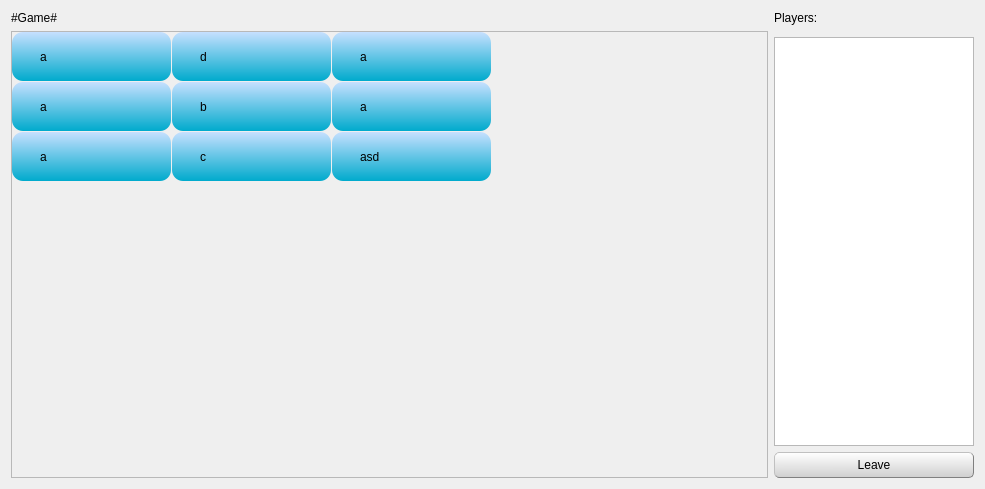
Before: the Qt Designer form QTClient/ui/GameWidget.ui in stapelberg/vsy-bullshit, drawn with Qt 5.
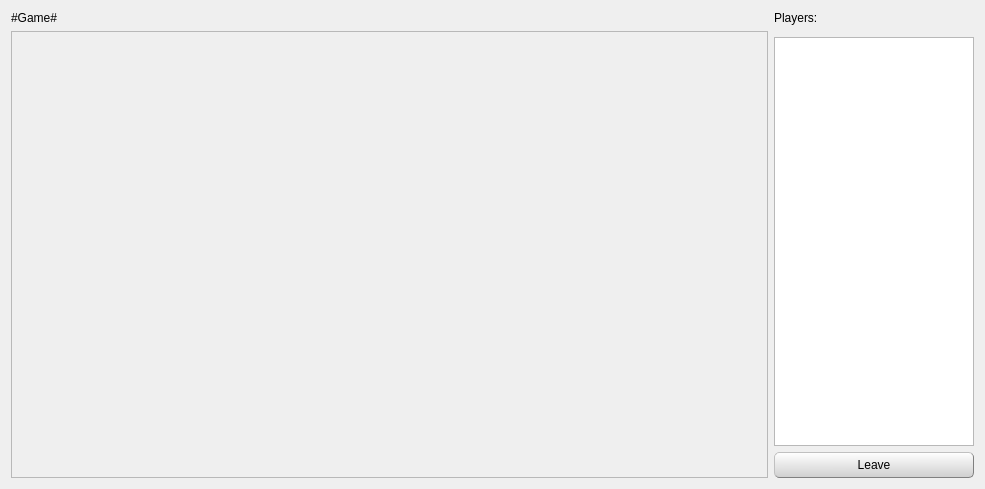
After: the same form once the commit is applied.

Commit message: Dynamic Game sizes are now working.

What changed in the file:
```diff
--- a/QTClient/ui/GameWidget.ui
+++ b/QTClient/ui/GameWidget.ui
@@ -181,90 +181,6 @@
         <attribute name="verticalHeaderDefaultSectionSize">
          <number>50</number>
         </attribute>
-        <row>
-         <property name="text">
-          <string>New Row</string>
-         </property>
-        </row>
-        <row>
-         <property name="text">
-          <string>New Row</string>
-         </property>
-        </row>
-        <row>
-         <property name="text">
-          <string>New Row</string>
-         </property>
-        </row>
-        <column>
-         <property name="text">
-          <string>New Column</string>
-         </property>
-        </column>
-        <column>
-         <property name="text">
-          <string>New Column</string>
-         </property>
-        </column>
-        <column>
-         <property name="text">
-          <string>New Column</string>
-         </property>
-        </column>
-        <item row="0" column="0">
-         <property name="text">
-          <string>a</string>
-         </property>
-         <property name="flags">
-          <set>ItemIsDragEnabled|ItemIsUserCheckable|ItemIsEnabled</set>
-         </property>
-        </item>
-        <item row="0" column="1">
-         <property name="text">
-          <string>d</string>
-         </property>
-        </item>
-        <item row="0" column="2">
-         <property name="text">
-          <string>a</string>
-         </property>
-         <property name="flags">
-          <set>ItemIsEnabled</set>
-         </property>
-        </item>
-        <item row="1" column="0">
-         <property name="text">
-          <string>a</string>
-         </property>
-        </item>
-        <item row="1" column="1">
-         <property name="text">
-          <string>b</string>
-         </property>
-        </item>
-        <item row="1" column="2">
-         <property name="text">
-          <string>a</string>
-         </property>
-        </item>
-        <item row="2" column="0">
-         <property name="text">
-          <string>a</string>
-         </property>
-        </item>
-        <item row="2" column="1">
-         <property name="text">
-          <string>c</string>
-         </property>
-        </item>
-        <item row="2" column="2">
-         <property name="text">
-          <string>asd</string>
-         </property>
-         <property name="flags">
-          <set>NoItemFlags</set>
-         </property>
-        </item>
        </widget>
       </item>
      </layout>
```
The commit also changes 1 other file.
